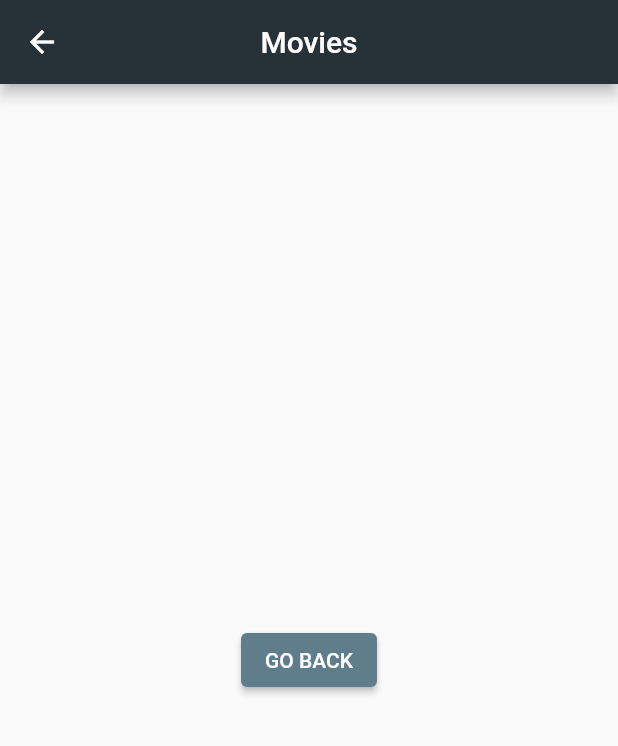
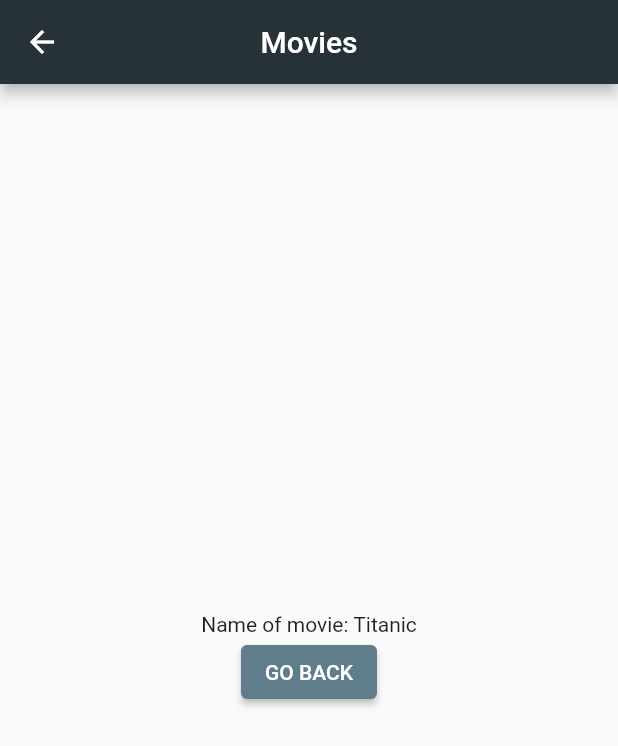
Before and after one commit to edmirmob/MovieApp, a Flutter app: the screen it shows after launch, after a tap on an icon or button, on a phone screen of 412 x 824 dp. Shown: the top 746 px of the screen. Run offline on Flutter 3.47's test engine with Material 2 defaults, Android fonts, the phone set to English and light mode, and no system bars.

Commit message:
Passing Data to Second RouteScreen

```diff
--- a/movie_app/lib/movie_list_view.dart
+++ b/movie_app/lib/movie_list_view.dart
@@ -43,7 +43,7 @@ class MovieListView extends StatelessWidget {
                 subtitle: Text('sub'),
                 trailing: Text('...'),
                 onTap: ()=> Navigator.push(context, MaterialPageRoute(builder: (context){
-                  return MovieListViewDetails();
+                  return MovieListViewDetails(movieName: movies[index],);
                 })),
               ),
             );
--- a/movie_app/lib/movie_list_view_details.dart
+++ b/movie_app/lib/movie_list_view_details.dart
@@ -1,6 +1,11 @@
 import 'package:flutter/material.dart';
 
 class MovieListViewDetails extends StatelessWidget {
+
+  const MovieListViewDetails({Key key, this.movieName}) : super(key: key);
+
+  final String movieName;
+
   @override
   Widget build(BuildContext context) {
     return Scaffold(
@@ -10,9 +15,15 @@ class MovieListViewDetails extends StatelessWidget {
       backgroundColor: Colors.blueGrey.shade900,
     ),
     body: Center(
-      child: Container(
-        child: ElevatedButton(onPressed: ()=>Navigator.pop(context),
-        child: Text('GO BACK'))
+      child: Column(
+        mainAxisAlignment: MainAxisAlignment.center,
+        children: [
+          Text('Name of movie: $movieName'),
+          Container(
+            child: ElevatedButton(onPressed: ()=>Navigator.pop(context),
+            child: Text('GO BACK'))
+          ),
+        ],
       ),
     ),
     );
```
